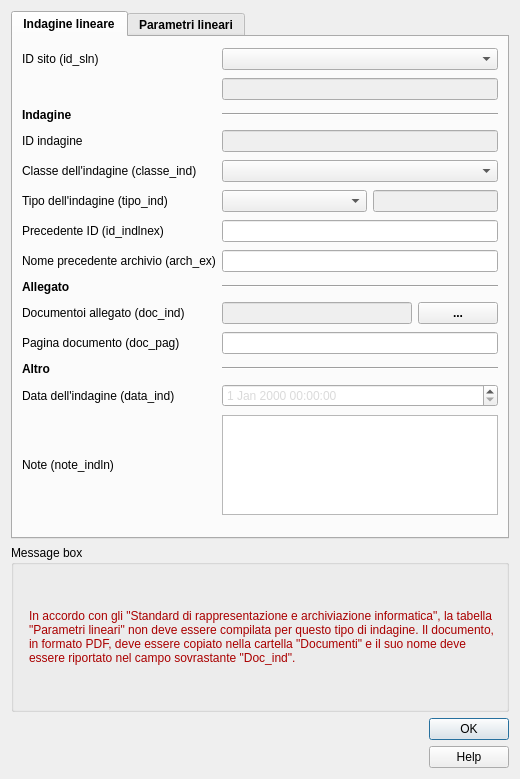
Before: the Qt Designer form template_code/progetto/maschere/indagini_lineari.ui in CNR-IGAG/mzs-tools, drawn with Qt 5.
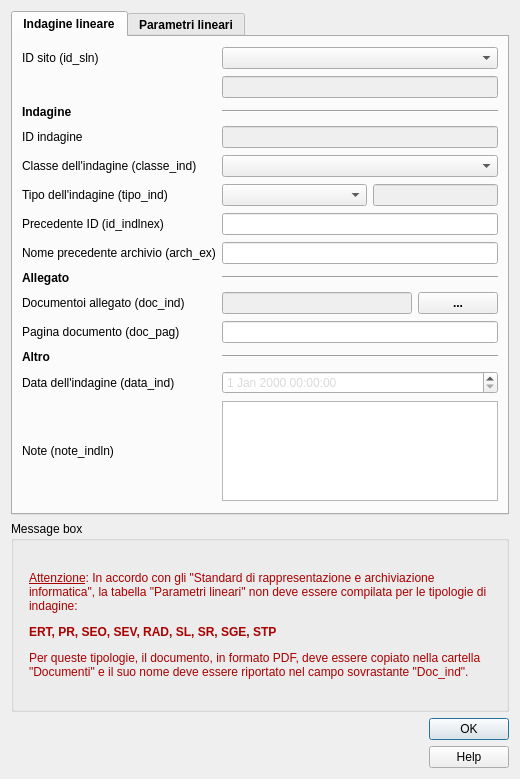
After: the same form once the commit is applied. Icons and pictures are not drawn. Custom widgets are drawn as their Qt base class.

Commit message: attempt to fix some mess with indagini/parametri lineari editing in template code

Diff of the .ui file:
```diff
--- a/template_code/progetto/maschere/indagini_lineari.ui
+++ b/template_code/progetto/maschere/indagini_lineari.ui
@@ -798,6 +798,9 @@
                     <layout class="QFormLayout" name="formLayout">
                         <item row="0" column="1">
                             <widget class="QLabel" name="alert_text">
+        <property name="enabled">
+         <bool>true</bool>
+        </property>
                                 <property name="sizePolicy">
                                     <sizepolicy hsizetype="Expanding" vsizetype="Expanding">
                                         <horstretch>0</horstretch>
@@ -805,7 +808,7 @@
                                     </sizepolicy>
                                 </property>
                                 <property name="text">
-                                    <string>&lt;html&gt;&lt;head/&gt;&lt;body&gt;&lt;p&gt;&lt;span style=&quot; color:#aa0000;&quot;&gt;In accordo con gli &amp;quot;Standard di rappresentazione e archiviazione informatica&amp;quot;, la tabella &amp;quot;Parametri lineari&amp;quot; non deve essere compilata per questo tipo di indagine. Il documento, in formato PDF, deve essere copiato nella cartella &amp;quot;Documenti&amp;quot; e il suo nome deve essere riportato nel campo sovrastante &amp;quot;Doc_ind&amp;quot;.&lt;/span&gt;&lt;/p&gt;&lt;/body&gt;&lt;/html&gt;</string>
+         <string>&lt;html&gt;&lt;head/&gt;&lt;body&gt;&lt;p&gt;&lt;span style=&quot; text-decoration: underline; color:#aa0000;&quot;&gt;Attenzione&lt;/span&gt;&lt;span style=&quot; color:#aa0000;&quot;&gt;: In accordo con gli &amp;quot;Standard di rappresentazione e archiviazione informatica&amp;quot;, la tabella &amp;quot;Parametri lineari&amp;quot; non deve essere compilata per le tipologie di indagine:&lt;/span&gt;&lt;/p&gt;&lt;p&gt;&lt;span style=&quot; font-weight:600; color:#aa0000;&quot;&gt;ERT, PR, SEO, SEV, RAD, SL, SR, SGE, STP&lt;/span&gt;&lt;/p&gt;&lt;p&gt;&lt;span style=&quot; color:#aa0000;&quot;&gt;Per queste tipologie, il documento, in formato PDF, deve essere copiato nella cartella &amp;quot;Documenti&amp;quot; e il suo nome deve essere riportato nel campo sovrastante &amp;quot;Doc_ind&amp;quot;.&lt;/span&gt;&lt;/p&gt;&lt;/body&gt;&lt;/html&gt;</string>
                                 </property>
                                 <property name="textFormat">
                                     <enum>Qt::RichText</enum>
```
Lines whose indentation alone changed are shown as unchanged. The commit also changes 1 other file.
